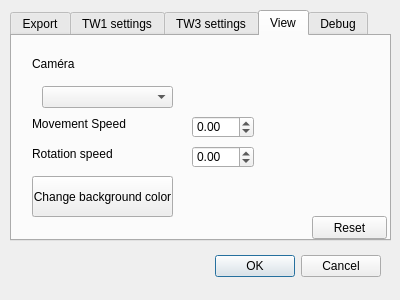
Before: the Qt Designer form W2ENT_QT/GUI_Options.ui in JLouis-B/RedTools, drawn with Qt 5.
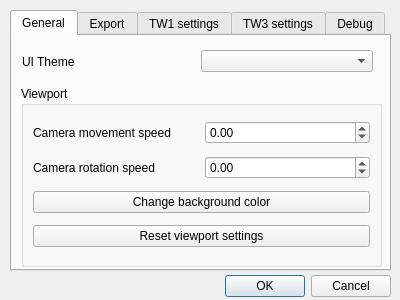
After: the same form once the commit is applied. The open tabs and pages were chosen to show the change.

```diff
--- a/W2ENT_QT/GUI_Options.ui
+++ b/W2ENT_QT/GUI_Options.ui
@@ -19,8 +19,8 @@
   <widget class="QDialogButtonBox" name="buttonBox">
    <property name="geometry">
     <rect>
-     <x>40</x>
-     <y>250</y>
+     <x>50</x>
+     <y>270</y>
      <width>341</width>
      <height>32</height>
     </rect>
@@ -38,12 +38,119 @@
      <x>10</x>
      <y>10</y>
      <width>381</width>
-     <height>231</height>
+     <height>261</height>
     </rect>
    </property>
    <property name="currentIndex">
     <number>0</number>
    </property>
+   <widget class="QWidget" name="tab_view">
+    <attribute name="title">
+     <string>General</string>
+    </attribute>
+    <widget class="QGroupBox" name="groupBox">
+     <property name="geometry">
+      <rect>
+       <x>9</x>
+       <y>50</y>
+       <width>361</width>
+       <height>181</height>
+      </rect>
+     </property>
+     <property name="title">
+      <string>Viewport</string>
+     </property>
+     <layout class="QVBoxLayout" name="verticalLayout">
+      <item>
+       <layout class="QHBoxLayout" name="horizontalLayout_cameraMovementSpeed">
+        <property name="spacing">
+         <number>6</number>
+        </property>
+        <item>
+         <widget class="QLabel" name="label_view_movementSpeed">
+          <property name="text">
+           <string>Camera movement speed</string>
+          </property>
+         </widget>
+        </item>
+        <item>
+         <widget class="QDoubleSpinBox" name="doubleSpinBox_view_cameraSpeed">
+          <property name="suffix">
+           <string/>
+          </property>
+          <property name="minimum">
+           <double>-9999.000000000000000</double>
+          </property>
+          <property name="maximum">
+           <double>9999.000000000000000</double>
+          </property>
+         </widget>
+        </item>
+       </layout>
+      </item>
+      <item>
+       <layout class="QHBoxLayout" name="horizontalLayout_cameraRotationSpeed">
+        <item>
+         <widget class="QLabel" name="label_view_rotSpeed">
+          <property name="text">
+           <string>Camera rotation speed</string>
+          </property>
+         </widget>
+        </item>
+        <item>
+         <widget class="QDoubleSpinBox" name="doubleSpinBox_view_cameraRotSpeed">
+          <property name="minimum">
+           <double>-9999.000000000000000</double>
+          </property>
+          <property name="maximum">
+           <double>9999.000000000000000</double>
+          </property>
+         </widget>
+        </item>
+       </layout>
+      </item>
+      <item>
+       <widget class="QPushButton" name="button_view_backgroundColorSelector">
+        <property name="autoFillBackground">
+         <bool>true</bool>
+        </property>
+        <property name="text">
+         <string>Change background color</string>
+        </property>
+       </widget>
+      </item>
+      <item>
+       <widget class="QPushButton" name="pushButton_view_reset">
+        <property name="text">
+         <string>Reset viewport settings</string>
+        </property>
+       </widget>
+      </item>
+     </layout>
+    </widget>
+    <widget class="QWidget" name="horizontalLayoutWidget">
+     <property name="geometry">
+      <rect>
+       <x>10</x>
+       <y>10</y>
+       <width>351</width>
+       <height>31</height>
+      </rect>
+     </property>
+     <layout class="QHBoxLayout" name="horizontalLayout_theme">
+      <item>
+       <widget class="QLabel" name="label_theme">
+        <property name="text">
+         <string>UI Theme</string>
+        </property>
+       </widget>
+      </item>
+      <item>
+       <widget class="QComboBox" name="comboBox_theme"/>
+      </item>
+     </layout>
+    </widget>
+   </widget>
    <widget class="QWidget" name="tab_export">
     <attribute name="title">
      <string>Export</string>
@@ -340,121 +447,6 @@
      </property>
     </widget>
    </widget>
-   <widget class="QWidget" name="tab_view">
-    <attribute name="title">
-     <string>View</string>
-    </attribute>
-    <widget class="QLabel" name="label_view_camera">
-     <property name="geometry">
-      <rect>
-       <x>20</x>
-       <y>20</y>
-       <width>341</width>
-       <height>16</height>
-      </rect>
-     </property>
-     <property name="text">
-      <string>Caméra</string>
-     </property>
-    </widget>
-    <widget class="QDoubleSpinBox" name="doubleSpinBox_view_cameraSpeed">
-     <property name="geometry">
-      <rect>
-       <x>180</x>
-       <y>80</y>
-       <width>62</width>
-       <height>22</height>
-      </rect>
-     </property>
-     <property name="minimum">
-      <double>-9999.000000000000000</double>
-     </property>
-     <property name="maximum">
-      <double>9999.000000000000000</double>
-     </property>
-    </widget>
-    <widget class="QDoubleSpinBox" name="doubleSpinBox_view_cameraRotSpeed">
-     <property name="geometry">
-      <rect>
-       <x>180</x>
-       <y>110</y>
-       <width>62</width>
-       <height>22</height>
-      </rect>
-     </property>
-     <property name="minimum">
-      <double>-9999.000000000000000</double>
-     </property>
-     <property name="maximum">
-      <double>9999.000000000000000</double>
-     </property>
-    </widget>
-    <widget class="QPushButton" name="button_view_backgroundColorSelector">
-     <property name="geometry">
-      <rect>
-       <x>20</x>
-       <y>140</y>
-       <width>141</width>
-       <height>41</height>
-      </rect>
-     </property>
-     <property name="autoFillBackground">
-      <bool>true</bool>
-     </property>
-     <property name="text">
-      <string>Change background color</string>
-     </property>
-    </widget>
-    <widget class="QLabel" name="label_view_movementSpeed">
-     <property name="geometry">
-      <rect>
-       <x>20</x>
-       <y>80</y>
-       <width>151</width>
-       <height>16</height>
-      </rect>
-     </property>
-     <property name="text">
-      <string>Movement Speed</string>
-     </property>
-    </widget>
-    <widget class="QLabel" name="label_view_rotSpeed">
-     <property name="geometry">
-      <rect>
-       <x>20</x>
-       <y>110</y>
-       <width>151</width>
-       <height>16</height>
-      </rect>
-     </property>
-     <property name="text">
-      <string>Rotation speed</string>
-     </property>
-    </widget>
-    <widget class="QPushButton" name="pushButton_view_reset">
-     <property name="geometry">
-      <rect>
-       <x>300</x>
-       <y>180</y>
-       <width>75</width>
-       <height>23</height>
-      </rect>
-     </property>
-     <property name="text">
-      <string>Reset</string>
-     </property>
-    </widget>
-    <widget class="QComboBox" name="comboBox_theme">
-     <property name="geometry">
-      <rect>
-       <x>30</x>
-       <y>50</y>
-       <width>131</width>
-       <height>22</height>
-      </rect>
-     </property>
-    </widget>
-   </widget>
    <widget class="QWidget" name="tab_debug">
     <attribute name="title">
      <string>Debug</string>
```
Left out of the diff: 19 changed lines with no effect on the pictures.
